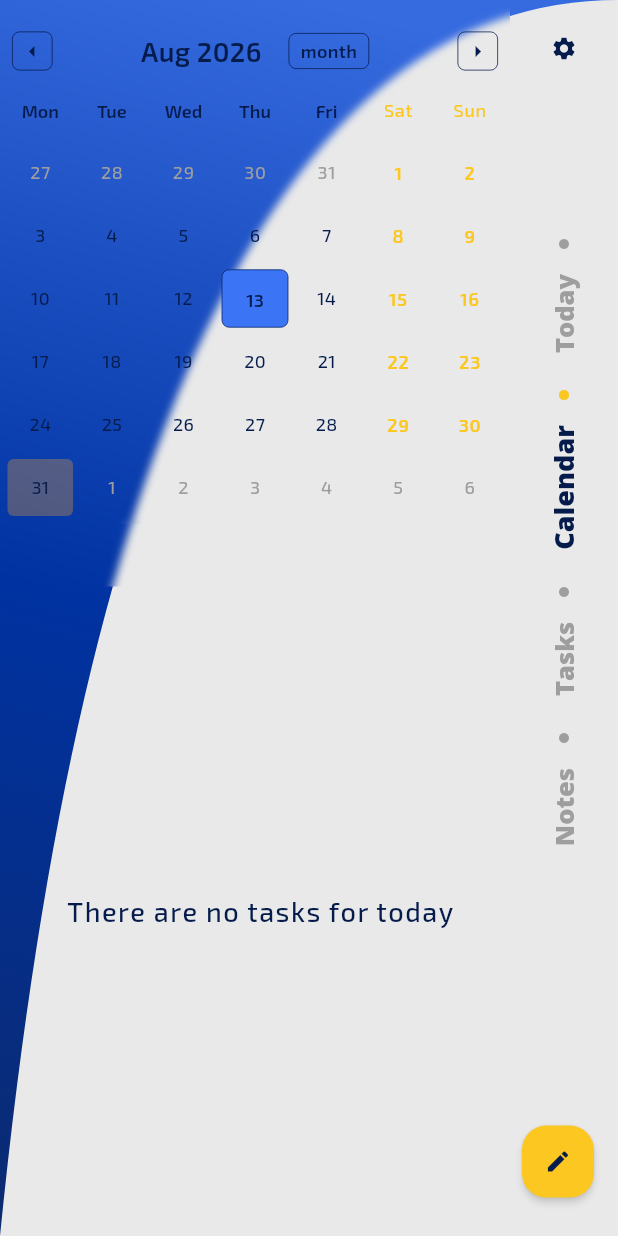
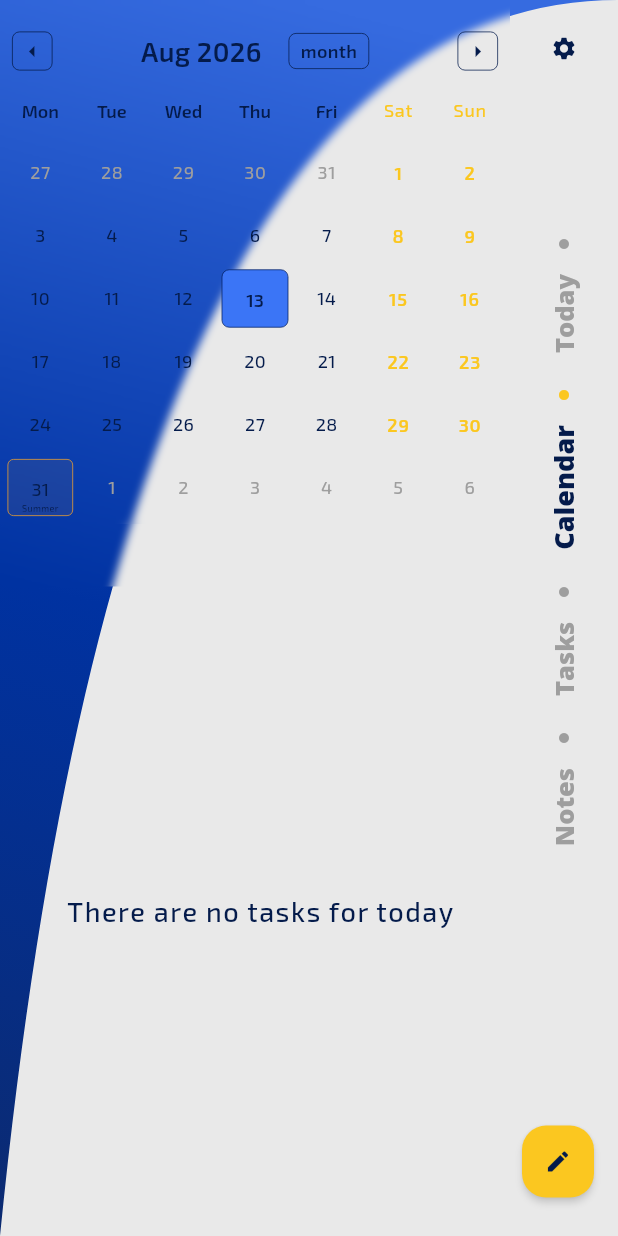
Before and after one commit to RafalSiuta/noti, a Flutter app: the screen it shows after launch, swiped to page 2, on a phone screen of 412 x 824 dp. Run offline on Flutter 3.47's test engine with Material 3 defaults, Android fonts, the phone set to English and light mode, and no system bars; drawn by our look-alikes of table_calendar; our stand-ins replace audioplayers, camera, carousel_slider, device_info_plus, file_picker, flutter_local_notifications and 11 more; missing offline and left inert: android_intent_plus, csshadow, photo_manager, photo_manager_image_provider; accounts and stored records are empty.

Commit message:
1.add holidays provider for display holidays on calendar;2.update calendar UI with hoildayBuilder UI;3.update app_localizations.dart with new function localizedValue() for language choice;

```diff
--- a/assets/data/holidays/holidays.json
+++ b/assets/data/holidays/holidays.json
@@ -131,7 +131,7 @@
   },
   {
     "id": "boxing_day",
-    "name": {"pl": "Boxing Day", "en": "Boxing Day", "es": "Día de San Esteban"},
+    "name": {"pl": "Pierwszy dzień Bożego Narodzenia", "en": "First Day of Christmas", "es": "Día de San Esteban"},
     "description": {"pl": "Święto obchodzone dzień po Bożym Narodzeniu.", "en": "A public holiday observed after Christmas Day.", "es": "Fiesta pública celebrada después de Navidad."},
     "date_rule": {"type": "fixed", "month": 12, "day": 26},
     "countries": ["GB"],
--- a/lib/utils/internationalization/app_localizations.dart
+++ b/lib/utils/internationalization/app_localizations.dart
@@ -86,6 +86,19 @@ class AppLocalizations {
     return fallback ?? current?.toString() ?? '';
   }
 
+  /// Resolves a value keyed by language code, such as a holiday `name` from
+  /// `holidays.json`. Falls back to English and then the first available value.
+  String localizedValue(Map<String, String> values, {String fallback = ''}) {
+    if (values.isEmpty) return fallback;
+
+    final languageCode = locale.languageCode
+        .toLowerCase()
+        .split(RegExp('[-_]'))
+        .first;
+
+    return values[languageCode] ?? values['en'] ?? values.values.first;
+  }
+
   List<PolicyItem> policyRules() {
     final raw = _localizedMap['policy_rules'];
     if (raw is! List) return const [];
--- a/lib/widgets/calendar/calendar.dart
+++ b/lib/widgets/calendar/calendar.dart
@@ -173,6 +173,8 @@ class Calendar extends StatelessWidget {
                             holidayBuilder: (context, date, _) {
                               final holidays = holidaysProvider.getHolidaysForDay(date);
                               if (holidays.isEmpty) return null;
+                              final holidayName = AppLocalizations.of(context)!
+                                  .localizedValue(holidays.first.name, fallback: holidays.first.id);
 
                               return AnimationConfiguration.staggeredGrid(
                                 columnCount: 7,
@@ -184,11 +186,16 @@ class Calendar extends StatelessWidget {
                                       child: Container(
                                         margin: EdgeInsets.all(2),
                                         decoration: BoxDecoration(
-                                          color: holidays.isNotEmpty ? Theme.of(context).colorScheme.secondaryFixed.withAlpha(80) : Colors.transparent,
+                                          color: holidays.isNotEmpty ? Theme.of(context).colorScheme.secondaryFixed.withAlpha(20) : Colors.transparent,
                                           borderRadius: BorderRadius.circular(cornerRadius),
+                                          border: Border.all(color:Theme.of(context).colorScheme.secondaryFixed,width: 0.5 )
 
                                         ),
-                                        child: Center(
+                                        child: Column(
+                                          mainAxisAlignment: MainAxisAlignment.end,
+                                          crossAxisAlignment: CrossAxisAlignment.center,
+                                          children: [
+                                            Center(
                                                 child: Text(
                                                   '${date.day}',
                                                   style: (date.weekday != 6 && date.weekday != 7)
@@ -203,6 +210,21 @@ class Calendar extends StatelessWidget {
                                                       .copyWith(
                                                       fontSize: calendarFontSize),
                                                 )),
+                                            Padding(
+                                              padding: const EdgeInsets.symmetric(horizontal: 2.0),
+                                              child: Text(holidayName,
+                                                textAlign: TextAlign.center,
+                                                maxLines: 1,
+                                                overflow: TextOverflow.fade,
+                                                style: Theme.of(context)
+                                                  .textTheme
+                                                  .bodyMedium!
+                                                  .copyWith(
+                                                  fontSize: 6.0 ),),
+                                            )
+                                          ],
+                                        ),
+
                                       )),
                                 ),
                               );
```
Lines whose indentation alone changed are shown as unchanged.
